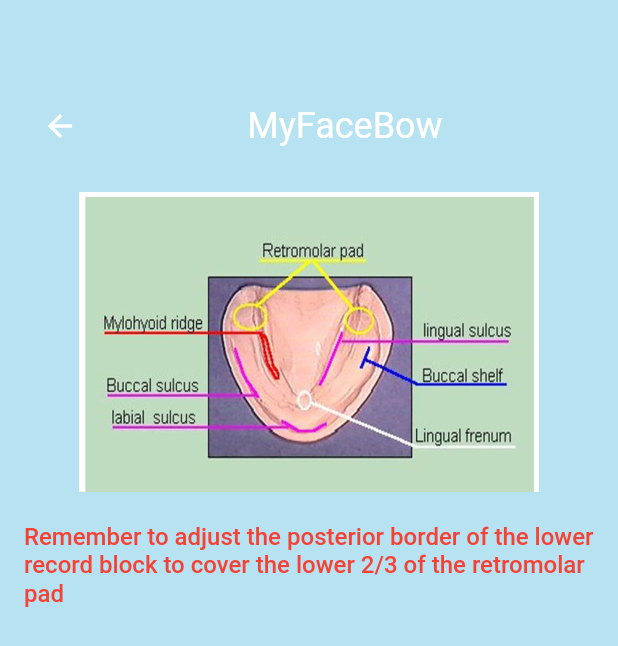
After one commit to infowider11/my_face_bow, a Flutter app: the LowerOcculsionLateralOrientationScreen screen opened directly, on a phone screen of 412 x 824 dp. The commit adds this screen. Shown: the top 646 px of the screen. Run offline on Flutter 3.47's test engine with Material 2 defaults, Android fonts, the phone set to English and light mode, and no system bars; our stand-ins replace camera, flutter_html, flutter_image_compress, gallery_saver, image_cropper, image_picker; missing offline and left inert: google_mlkit_face_detection.

Commit message:
ml kit new cases

```diff
--- a/lib/constants/image_urls.dart
+++ b/lib/constants/image_urls.dart
@@ -7,6 +7,7 @@ class MyImages{
   // static const appLogo = '${baseImageUrl}applogo.png';
   static const appLogo = '${baseImageUrl}applogonew.png';
   static const faceSkeleton = '${baseImageUrl}faceSkeleton.png';
+  static const lowerOcculsionLateralOrientationIllustrationImage = '${baseImageUrl}retromolar.jpg';
 
 
 }
--- a/lib/pages/home_page.dart
+++ b/lib/pages/home_page.dart
@@ -33,6 +33,7 @@ import '../providers/global_provider.dart';
 import '../widgets/CustomTexts.dart';
 import 'CameraPreviewPage.dart';
 import '../rough_pages/camera_view.dart';
+import 'lower_occulsion_lateral_orientation_screen.dart';
 
 class HomePage extends StatefulWidget {
   const HomePage({required Key key}) : super(key: key);
@@ -132,6 +133,7 @@ class HomePageState extends State<HomePage> {
 
                             GestureDetector(
                               onTap: () async {
+
                                 // if (selectedScenarios.contains(allScenarios[index])) {
                                 //   selectedScenarios.remove(allScenarios[index]);
                                 // } else {
@@ -166,6 +168,10 @@ class HomePageState extends State<HomePage> {
                                 padding: EdgeInsets.only(left: 32, top: 0),
                                 child: GestureDetector(
                                   onTap: () async {
+                                    if(allScenarios[index].children[i].scenarioType==ScenarioType.LOWEROCCLUSALLATERALORIENTATION){
+                                      push(context: context, screen: LowerOcculsionLateralOrientationScreen());
+                                      return;
+                                    }
                                     // if (selectedScenarios.contains(allScenarios[index])) {
                                     //   selectedScenarios.remove(allScenarios[index]);
                                     // } else {
--- /dev/null
+++ b/lib/pages/lower_occulsion_lateral_orientation_screen.dart
@@ -0,0 +1,47 @@
+
+import 'package:flutter/material.dart';
+import 'package:my_face_bow/constants/image_urls.dart';
+
+import '../constants/colors.dart';
+import '../constants/sized_box.dart';
+import '../widgets/CustomTexts.dart';
+class LowerOcculsionLateralOrientationScreen extends StatelessWidget {
+  const LowerOcculsionLateralOrientationScreen({Key? key}) : super(key: key);
+
+  @override
+  Widget build(BuildContext context) {
+    return Scaffold(
+      body: Container(
+        color: MyColors.lightBlueColor,
+        padding: EdgeInsets.symmetric(horizontal: 16),
+        child: Column(
+          children: [
+            vSizedBox6,
+            Container(
+              child: Row(
+                children: [
+                  IconButton(onPressed: (){
+                    Navigator.pop(context);
+                  }, icon: Icon(Icons.arrow_back, color: Colors.white,)),
+                  Expanded(
+                      child: Center(
+                        child: ParagraphText(
+                          'MyFaceBow',
+                          color: Colors.white,
+                          fontSize: 24,
+                        ),
+                      )),
+                ],
+              ),
+            ),
+            vSizedBox2,
+            Image.asset(MyImages.lowerOcculsionLateralOrientationIllustrationImage, height: 200,),
+            vSizedBox2,
+            SubHeadingText('Remember to adjust the posterior border of the lower record block to cover the lower 2/3 of the retromolar pad', color: Colors.red,)
+
+          ],
+        ),
+      ),
+    );
+  }
+}
```
Also changed, not shown: lib/pages/detected_image_view.dart (+16 -0 lines), lib/painters/face_detector_painter.dart (+63 -6 lines), lib/providers/global_provider.dart (+7 -0 lines), lib/services/CustomStraightLineLogics.dart (+29 -0 lines), assets/images/retromolar.jpg (added), pubspec.lock.
